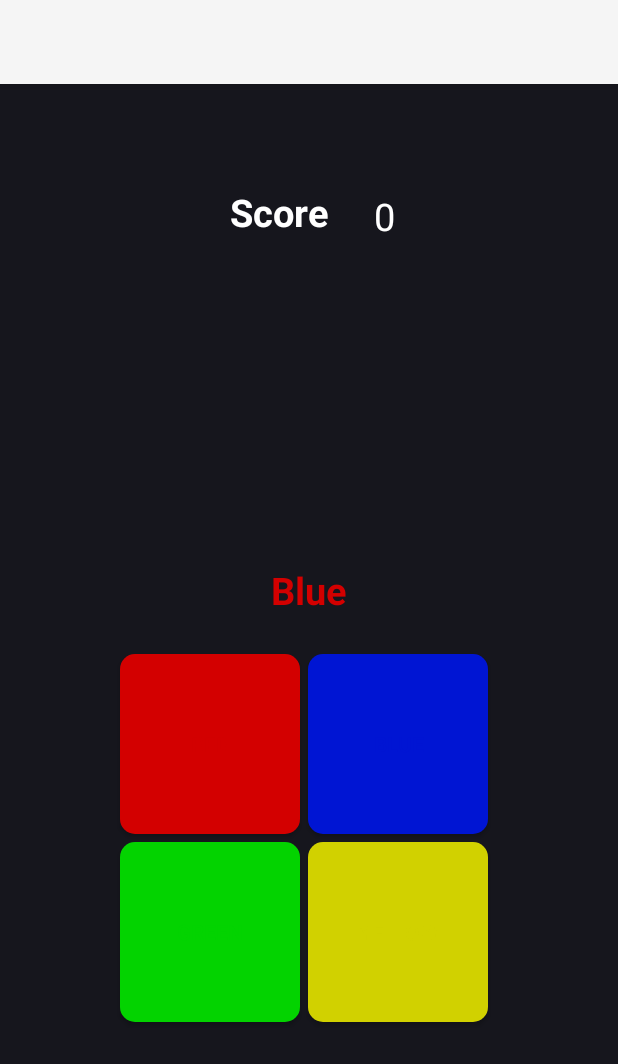
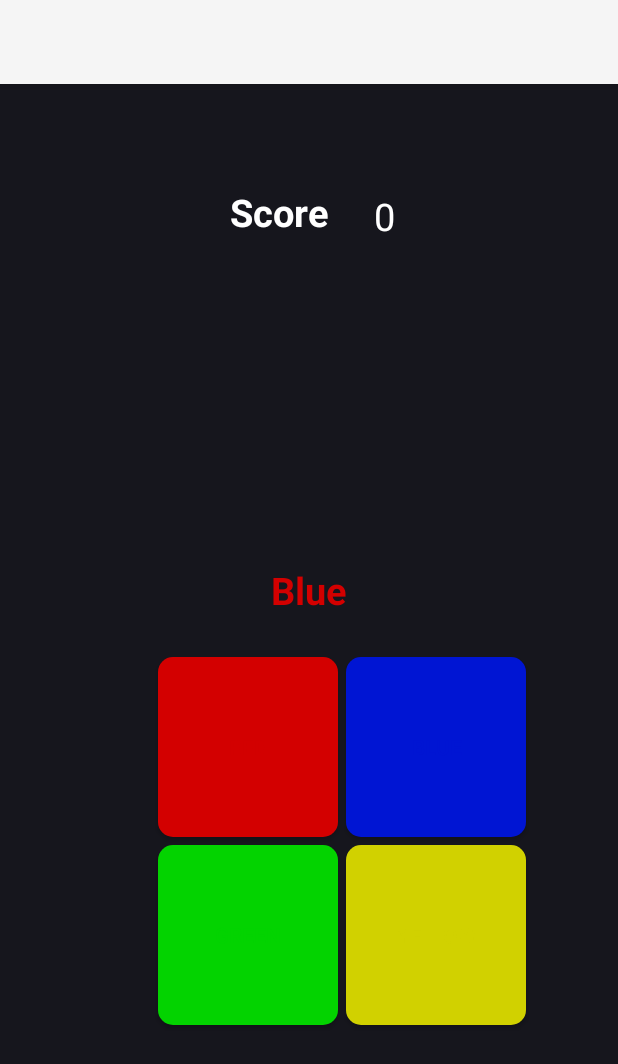
Before and after one commit to cuadratico/Click_Switch, an Android app: the screen it shows after launch (dificilActivity), after a tap on "HARD", on a phone screen of 412 x 824 dp. Shown: the top 1064 px of the screen. Run offline under Robolectric (Android 15) with nearby library versions, the phone set to English and light mode, and no system bars.

Commit message:
Now the Click_Switch interface is adapted to any device

```diff
--- a/app/src/main/res/anim/transicion_2.xml
+++ b/app/src/main/res/anim/transicion_2.xml
@@ -2,6 +2,6 @@
 <translate
     xmlns:android="http://schemas.android.com/apk/res/android"
     android:duration="400"
-    android:fromYDelta="0%p"
-    android:toYDelta="-5%p"
+    android:fromYDelta="0"
+    android:toYDelta="-130px"
 />
--- a/app/src/main/res/anim/transicion_sonido.xml
+++ b/app/src/main/res/anim/transicion_sonido.xml
@@ -2,6 +2,6 @@
 <translate
     xmlns:android="http://schemas.android.com/apk/res/android"
     android:duration="400"
-    android:fromXDelta="0%p"
-    android:toXDelta="-20%p"
+    android:fromXDelta="0"
+    android:toXDelta="-200"
 />
--- a/app/src/main/res/anim/transicion_sonido_2.xml
+++ b/app/src/main/res/anim/transicion_sonido_2.xml
@@ -2,6 +2,6 @@
 <translate
     xmlns:android="http://schemas.android.com/apk/res/android"
     android:duration="400"
-    android:fromXDelta="0%p"
-    android:toXDelta="20%p"
+    android:fromXDelta="0"
+    android:toXDelta="200px"
     />
--- a/app/src/main/res/anim/translacion.xml
+++ b/app/src/main/res/anim/translacion.xml
@@ -2,6 +2,6 @@
 <translate
     xmlns:android="http://schemas.android.com/apk/res/android"
     android:duration="400"
-    android:fromYDelta="0%p"
-    android:toYDelta="5%p"
+    android:fromYDelta="0"
+    android:toYDelta="130px"
 />
--- a/app/src/main/res/layout/activity_dificil.xml
+++ b/app/src/main/res/layout/activity_dificil.xml
@@ -56,10 +56,10 @@
         android:id="@+id/b_rojo"
         android:layout_width="120dp"
         android:layout_height="120dp"
-        app:layout_constraintTop_toTopOf="parent"
-        app:layout_constraintStart_toStartOf="parent"
-        android:layout_marginTop="380dp"
-        android:layout_marginStart="80dp"
+        app:layout_constraintTop_toBottomOf="@id/color"
+        app:layout_constraintStart_toStartOf="@id/color"
+        android:layout_marginTop="27dp"
+        android:layout_marginStart="-75dp"
         android:background="@drawable/bordes_r"
         android:text="Red"
         android:textColor="@color/Red"
@@ -69,10 +69,10 @@
         android:id="@+id/b_azul"
         android:layout_width="120dp"
         android:layout_height="120dp"
-        app:layout_constraintTop_toTopOf="parent"
+        app:layout_constraintTop_toBottomOf="@id/color"
         app:layout_constraintStart_toEndOf="@id/b_rojo"
-        android:layout_marginTop="380dp"
         android:layout_marginStart="5dp"
+        android:layout_marginTop="27dp"
         android:background="@drawable/bordes_az"
         android:text="Blue"
         android:textColor="@color/Blue"
@@ -84,9 +84,9 @@
         android:layout_width="120dp"
         android:layout_height="120dp"
         app:layout_constraintTop_toBottomOf="@id/b_rojo"
-        app:layout_constraintStart_toStartOf="parent"
+        app:layout_constraintStart_toStartOf="@id/b_rojo"
+        app:layout_constraintEnd_toEndOf="@id/b_rojo"
         android:layout_marginTop="5dp"
-        android:layout_marginStart="80dp"
         android:background="@drawable/bordes_v"
         android:text="Green"
         android:textColor="@color/Green"
```
Also changed, not shown: app/src/main/java/com/clicc/pagina_inicioActivity.kt (+9 -16 lines), app/src/main/res/layout/activity_crazy.xml (+9 -9 lines), app/src/main/res/layout/activity_main.xml (+11 -10 lines).
